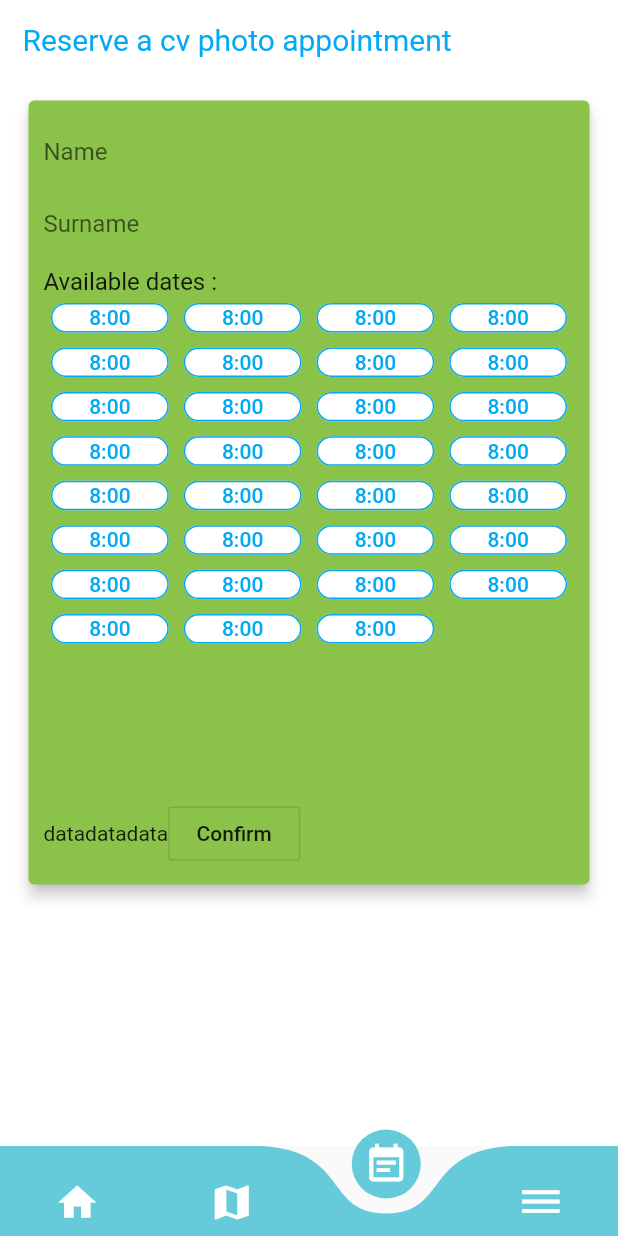
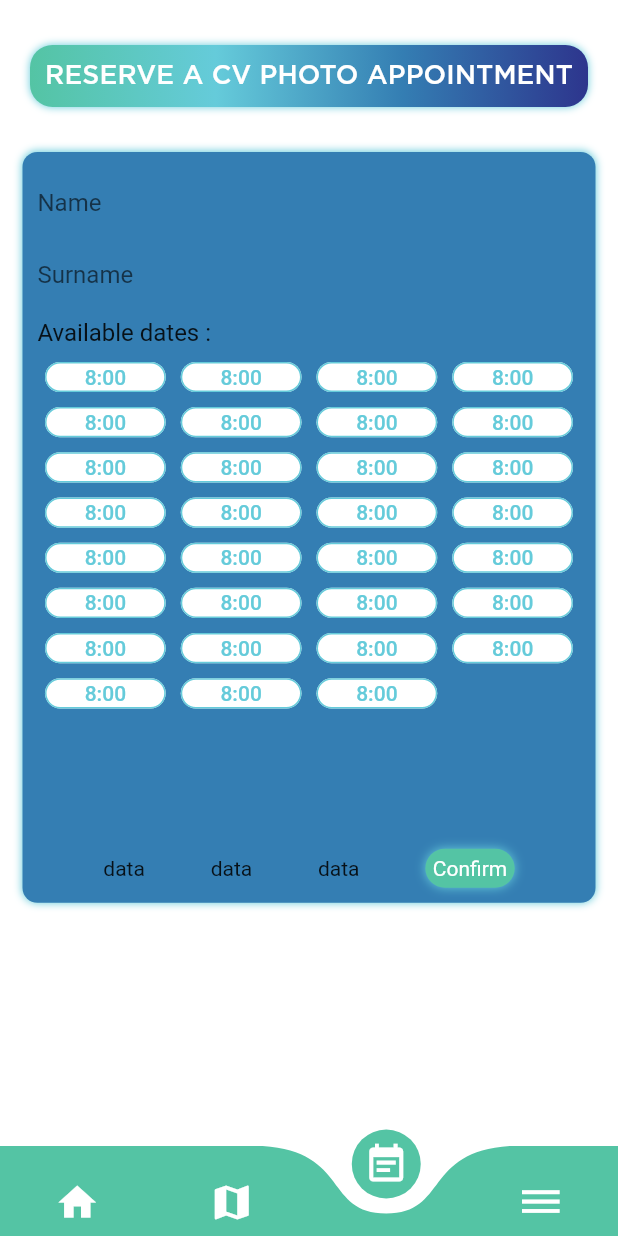
Before and after one commit to fouques1u/ForumHorizonChimie2020, a Flutter app: the screen it shows after launch, item 3 of the bottom bar chosen, on a phone screen of 412 x 824 dp. Run offline on Flutter 3.47's test engine with Material 2 defaults, Android fonts, the phone set to English and light mode, and no system bars; drawn by our look-alikes of curved_navigation_bar; our stand-ins replace font_awesome_flutter.

Commit message:
Refactoring + minor changes

```diff
--- a/lang/en.json
+++ b/lang/en.json
@@ -11,7 +11,7 @@
     "social_media" : "Social media",
     "options" : "Options",
     "home" : "Home",
-    "reserve_photo_cv" : "Reserve a cv photo appointment",
+    "reserve_photo_cv" : "RESERVE A CV PHOTO APPOINTMENT",
     "name" : "Name",
     "surname" : "Surname",
     "available_dates" : "Available dates :",
--- a/lang/fr.json
+++ b/lang/fr.json
@@ -12,7 +12,7 @@
     "social_media" : "Réseaux sociaux",
     "options" : "Options",
     "home" : "Accueil",
-    "reserve_photo_cv" : "Réserver son créneau photo",
+    "reserve_photo_cv" : "RÉSERVER SON CRÉNEAU PHOTO",
     "name" : "Nom",
     "surname" : "Prénom",
     "available_dates" : "Horaires disponibles : ",
--- a/lib/screens/cv_screen.dart
+++ b/lib/screens/cv_screen.dart
@@ -1,4 +1,6 @@
 import 'package:flutter/material.dart';
+import 'package:forum_horizon_chimie/colors.dart';
+import 'package:forum_horizon_chimie/widgets/page_title_classic.dart';
 
 import '../app_localizations.dart';
 
@@ -8,10 +10,10 @@ class CvScreen extends StatelessWidget {
       child: OutlineButton(
         child: Text(
           timePeriod,
-          style: TextStyle(color: Colors.lightBlue),
+          style: TextStyle(color: lightBlueColor),
         ),
         onPressed: () {},
-        borderSide: BorderSide(color: Colors.lightBlue),
+        borderSide: BorderSide(color: lightBlueColor),
         shape: RoundedRectangleBorder(borderRadius: BorderRadius.circular(15)),
       ),
       decoration: BoxDecoration(
@@ -50,7 +52,7 @@ class CvScreen extends StatelessWidget {
           LimitedBox(
             maxHeight: MediaQuery.of(context).size.height * 0.4,
             child: GridView.count(
-              padding: EdgeInsets.fromLTRB(5, 0, 5, 0),
+              padding: EdgeInsets.all(5),
               crossAxisSpacing: 10,
               mainAxisSpacing: 10,
               crossAxisCount: 4,
@@ -91,13 +93,31 @@ class CvScreen extends StatelessWidget {
             ),
           ),
           Row(
+            mainAxisAlignment: MainAxisAlignment.spaceEvenly,
             children: <Widget>[
               Text('data'),
               Text('data'),
               Text('data'),
-              OutlineButton(
-                child: Text(AppLocalizations.of(context).translate('confirm')), onPressed: () {},
-              )
+              InkWell(
+                child: Container(
+                  padding: EdgeInsets.all(5),
+                  child: Text(
+                    AppLocalizations.of(context).translate('confirm'),
+                    style: TextStyle(color: Colors.white),
+                  ),
+                  decoration: BoxDecoration(
+                      color: lightGreenColor,
+                      shape: BoxShape.rectangle,
+                      borderRadius: BorderRadius.circular(15),
+                      boxShadow: [
+                        BoxShadow(
+                          color: lightBlueColor,
+                          blurRadius: 5,
+                        ),
+                      ]),
+                ),
+                onTap: () {},
+              ),
             ],
           )
         ],
@@ -111,23 +131,26 @@ class CvScreen extends StatelessWidget {
       color: Colors.white,
       child: ListView(
         children: <Widget>[
-          Container(
-            padding: EdgeInsets.all(15),
-            alignment: Alignment.centerLeft,
-            child: Text(
-              AppLocalizations.of(context).translate("reserve_photo_cv"),
-              style: TextStyle(color: Colors.lightBlue, fontSize: 20),
-            ),
+          SizedBox(
+            height: 10,
+          ),
+          ClassicPageTitle(
+            title: 'reserve_photo_cv',
           ),
           Container(
             width: double.infinity,
             margin: EdgeInsets.symmetric(horizontal: 15, vertical: 10),
-            decoration: BoxDecoration(),
-            child: Card(
-              color: Colors.lightGreen,
-              elevation: 4,
-              child: buildForm(context),
+            decoration: BoxDecoration(
+              color: simpleBlueColor,
+              borderRadius: BorderRadius.circular(10),
+              boxShadow: [
+                BoxShadow(
+                  blurRadius: 4,
+                  color: lightBlueColor,
+                ),
+              ],
             ),
+            child: buildForm(context),
           ),
         ],
       ),
--- a/lib/screens/map_pages/third_floor.dart
+++ b/lib/screens/map_pages/third_floor.dart
@@ -1,7 +1,6 @@
 import 'package:flutter/material.dart';
-import 'package:forum_horizon_chimie/widgets/page_title_classic.dart';
-import '../../app_localizations.dart';
-import '../../colors.dart';
+
+import '../../widgets/page_title_classic.dart';
 
 class ThirdFloorPage extends StatelessWidget {
   @override
--- a/lib/widgets/curved_bottom_navigation_bar.dart
+++ b/lib/widgets/curved_bottom_navigation_bar.dart
@@ -12,8 +12,8 @@ class CurvedBottomNavigationBar extends StatelessWidget {
     return CurvedNavigationBar(
       animationDuration: Duration(milliseconds: 650),
       height: 60,
-      color: lightBlueColor,
-      backgroundColor: Colors.transparent,
+      color: lightGreenColor,
+      backgroundColor: Colors.white,
       animationCurve: Curves.ease,
       items: [
         Icon(
```
Also changed, not shown: 1 other file.
